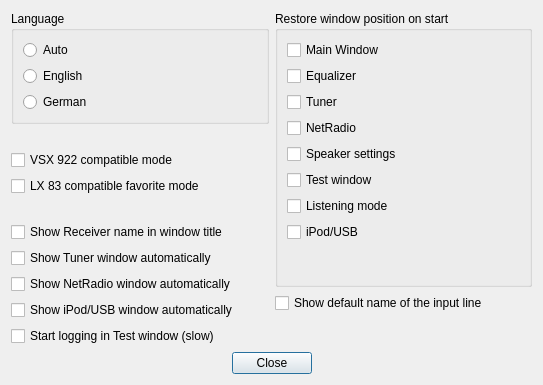
AceOfSnakes/AvrPioRemote, file settingsdialog.ui: the form before one commit.
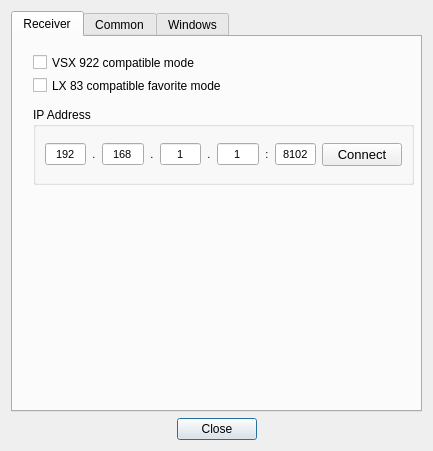
The form after the commit.

Diff of the .ui file:
```diff
--- a/settingsdialog.ui
+++ b/settingsdialog.ui
@@ -6,18 +6,330 @@
    <rect>
     <x>0</x>
     <y>0</y>
-    <width>543</width>
-    <height>365</height>
+    <width>433</width>
+    <height>451</height>
    </rect>
   </property>
   <property name="windowTitle">
    <string>Dialog</string>
   </property>
-  <layout class="QVBoxLayout" name="verticalLayout_5">
+  <layout class="QVBoxLayout" name="verticalLayout_2">
    <item>
-    <layout class="QHBoxLayout" name="horizontalLayout_2">
-     <item>
-      <layout class="QVBoxLayout" name="verticalLayout_2">
+    <widget class="QTabWidget" name="tabWidget">
+     <property name="sizePolicy">
+      <sizepolicy hsizetype="Minimum" vsizetype="Expanding">
+       <horstretch>0</horstretch>
+       <verstretch>0</verstretch>
+      </sizepolicy>
+     </property>
+     <property name="currentIndex">
+      <number>0</number>
+     </property>
+     <widget class="QWidget" name="tab_3">
+      <attribute name="title">
+       <string>Receiver</string>
+      </attribute>
+      <widget class="QCheckBox" name="FavoriteLX83CompatibilityModeCheckBox">
+       <property name="geometry">
+        <rect>
+         <x>20</x>
+         <y>40</y>
+         <width>257</width>
+         <height>17</height>
+        </rect>
+       </property>
+       <property name="layoutDirection">
+        <enum>Qt::LeftToRight</enum>
+       </property>
+       <property name="text">
+        <string>LX 83 compatible favorite mode</string>
+       </property>
+      </widget>
+      <widget class="QCheckBox" name="TunerVSX922CompatibilityModeCheckBox">
+       <property name="geometry">
+        <rect>
+         <x>20</x>
+         <y>17</y>
+         <width>257</width>
+         <height>17</height>
+        </rect>
+       </property>
+       <property name="layoutDirection">
+        <enum>Qt::LeftToRight</enum>
+       </property>
+       <property name="text">
+        <string>VSX 922 compatible mode</string>
+       </property>
+      </widget>
+      <widget class="QGroupBox" name="groupBox_3">
+       <property name="geometry">
+        <rect>
+         <x>20</x>
+         <y>70</y>
+         <width>381</width>
+         <height>78</height>
+        </rect>
+       </property>
+       <property name="sizePolicy">
+        <sizepolicy hsizetype="Ignored" vsizetype="Preferred">
+         <horstretch>0</horstretch>
+         <verstretch>0</verstretch>
+        </sizepolicy>
+       </property>
+       <property name="title">
+        <string>IP Address</string>
+       </property>
+       <layout class="QHBoxLayout" name="horizontalLayout_2">
+        <item>
+         <widget class="QLineEdit" name="lineEditIP1">
+          <property name="minimumSize">
+           <size>
+            <width>41</width>
+            <height>0</height>
+           </size>
+          </property>
+          <property name="font">
+           <font>
+            <pointsize>8</pointsize>
+           </font>
+          </property>
+          <property name="inputMask">
+           <string/>
+          </property>
+          <property name="text">
+           <string>192</string>
+          </property>
+          <property name="maxLength">
+           <number>3</number>
+          </property>
+          <property name="alignment">
+           <set>Qt::AlignCenter</set>
+          </property>
+          <property name="placeholderText">
+           <string>192</string>
+          </property>
+         </widget>
+        </item>
+        <item>
+         <widget class="QLabel" name="label_27">
+          <property name="font">
+           <font>
+            <pointsize>8</pointsize>
+           </font>
+          </property>
+          <property name="text">
+           <string>.</string>
+          </property>
+          <property name="textFormat">
+           <enum>Qt::PlainText</enum>
+          </property>
+          <property name="alignment">
+           <set>Qt::AlignCenter</set>
+          </property>
+         </widget>
+        </item>
+        <item>
+         <widget class="QLineEdit" name="lineEditIP2">
+          <property name="minimumSize">
+           <size>
+            <width>41</width>
+            <height>0</height>
+           </size>
+          </property>
+          <property name="font">
+           <font>
+            <pointsize>8</pointsize>
+           </font>
+          </property>
+          <property name="inputMask">
+           <string/>
+          </property>
+          <property name="text">
+           <string>168</string>
+          </property>
+          <property name="maxLength">
+           <number>3</number>
+          </property>
+          <property name="alignment">
+           <set>Qt::AlignCenter</set>
+          </property>
+          <property name="placeholderText">
+           <string>168</string>
+          </property>
+         </widget>
+        </item>
+        <item>
+         <widget class="QLabel" name="label_28">
+          <property name="font">
+           <font>
+            <pointsize>8</pointsize>
+           </font>
+          </property>
+          <property name="text">
+           <string>.</string>
+          </property>
+          <property name="textFormat">
+           <enum>Qt::PlainText</enum>
+          </property>
+          <property name="alignment">
+           <set>Qt::AlignCenter</set>
+          </property>
+         </widget>
+        </item>
+        <item>
+         <widget class="QLineEdit" name="lineEditIP3">
+          <property name="minimumSize">
+           <size>
+            <width>41</width>
+            <height>0</height>
+           </size>
+          </property>
+          <property name="font">
+           <font>
+            <pointsize>8</pointsize>
+           </font>
+          </property>
+          <property name="inputMask">
+           <string/>
+          </property>
+          <property name="text">
+           <string>1</string>
+          </property>
+          <property name="maxLength">
+           <number>3</number>
+          </property>
+          <property name="alignment">
+           <set>Qt::AlignCenter</set>
+          </property>
+          <property name="placeholderText">
+           <string>1</string>
+          </property>
+         </widget>
+        </item>
+        <item>
+         <widget class="QLabel" name="label_29">
+          <property name="font">
+           <font>
+            <pointsize>8</pointsize>
+           </font>
+          </property>
+          <property name="text">
+           <string>.</string>
+          </property>
+          <property name="textFormat">
+           <enum>Qt::PlainText</enum>
+          </property>
+          <property name="alignment">
+           <set>Qt::AlignCenter</set>
+          </property>
+         </widget>
+        </item>
+        <item>
+         <widget class="QLineEdit" name="lineEditIP4">
+          <property name="minimumSize">
+           <size>
+            <width>41</width>
+            <height>0</height>
+           </size>
+          </property>
+          <property name="font">
+           <font>
+            <pointsize>8</pointsize>
+           </font>
+          </property>
+          <property name="inputMask">
+           <string/>
+          </property>
+          <property name="text">
+           <string>1</string>
+          </property>
+          <property name="maxLength">
+           <number>3</number>
+          </property>
+          <property name="alignment">
+           <set>Qt::AlignCenter</set>
+          </property>
+          <property name="placeholderText">
+           <string>1</string>
+          </property>
+         </widget>
+        </item>
+        <item>
+         <widget class="QLabel" name="label_30">
+          <property name="font">
+           <font>
+            <pointsize>8</pointsize>
+           </font>
+          </property>
+          <property name="text">
+           <string>:</string>
+          </property>
+          <property name="textFormat">
+           <enum>Qt::PlainText</enum>
+          </property>
+          <property name="alignment">
+           <set>Qt::AlignCenter</set>
+          </property>
+         </widget>
+        </item>
+        <item>
+         <widget class="QLineEdit" name="lineEditIPPort">
+          <property name="minimumSize">
+           <size>
+            <width>41</width>
+            <height>0</height>
+           </size>
+          </property>
+          <property name="font">
+           <font>
+            <pointsize>8</pointsize>
+           </font>
+          </property>
+          <property name="inputMask">
+           <string/>
+          </property>
+          <property name="text">
+           <string>8102</string>
+          </property>
+          <property name="maxLength">
+           <number>5</number>
+          </property>
+          <property name="alignment">
+           <set>Qt::AlignCenter</set>
+          </property>
+          <property name="placeholderText">
+           <string>8102</string>
+          </property>
+         </widget>
+        </item>
+        <item>
+         <widget class="QPushButton" name="pushButtonConnect">
+          <property name="font">
+           <font>
+            <pointsize>10</pointsize>
+            <weight>50</weight>
+            <bold>false</bold>
+           </font>
+          </property>
+          <property name="text">
+           <string>Connect</string>
+          </property>
+          <property name="checkable">
+           <bool>true</bool>
+          </property>
+          <property name="autoDefault">
+           <bool>false</bool>
+          </property>
+         </widget>
+        </item>
+       </layout>
+      </widget>
+     </widget>
+     <widget class="QWidget" name="tab_6">
+      <attribute name="title">
+       <string>Common</string>
+      </attribute>
+      <layout class="QVBoxLayout" name="verticalLayout_5">
        <item>
         <widget class="QGroupBox" name="groupBox_2">
          <property name="title">
@@ -48,40 +360,6 @@
          </layout>
         </widget>
        </item>
-       <item>
-        <widget class="QLabel" name="label_3">
-         <property name="text">
-          <string/>
-         </property>
-        </widget>
-       </item>
-       <item>
-        <widget class="QCheckBox" name="TunerVSX922CompatibilityModeCheckBox">
-         <property name="layoutDirection">
-          <enum>Qt::LeftToRight</enum>
-         </property>
-         <property name="text">
-          <string>VSX 922 compatible mode</string>
-         </property>
-        </widget>
-       </item>
-       <item>
-        <widget class="QCheckBox" name="FavoriteLX83CompatibilityModeCheckBox">
-         <property name="layoutDirection">
-          <enum>Qt::LeftToRight</enum>
-         </property>
-         <property name="text">
-          <string>LX 83 compatible favorite mode</string>
-         </property>
-        </widget>
-       </item>
-       <item>
-        <widget class="QLabel" name="label_2">
-         <property name="text">
-          <string/>
-         </property>
-        </widget>
-       </item>
        <item>
         <widget class="QCheckBox" name="ShowReceiverNameInTitleCheckBox">
          <property name="text">
@@ -90,39 +368,12 @@
         </widget>
        </item>
        <item>
-        <widget class="QCheckBox" name="ShowTunerCheckBox">
+        <widget class="QCheckBox" name="ShowDefaultInputNameCheckBox">
          <property name="text">
           <string>Show Tuner window automatically</string>
          </property>
         </widget>
        </item>
-       <item>
-        <widget class="QCheckBox" name="ShowNetRadioCheckBox">
-         <property name="text">
-          <string>Show NetRadio window automatically</string>
-         </property>
-        </widget>
-       </item>
-       <item>
-        <widget class="QCheckBox" name="ShowUSBCheckBox">
-         <property name="text">
-          <string>Show iPod/USB window automatically</string>
-         </property>
-        </widget>
-       </item>
-       <item>
-        <spacer name="verticalSpacer_3">
-         <property name="orientation">
-          <enum>Qt::Vertical</enum>
-         </property>
-         <property name="sizeHint" stdset="0">
-          <size>
-           <width>20</width>
-           <height>40</height>
-          </size>
-         </property>
-        </spacer>
-       </item>
        <item>
         <widget class="QCheckBox" name="StartLoggingInTestWindowCheckBox">
          <property name="text">
@@ -131,22 +382,25 @@
         </widget>
        </item>
        <item>
-        <spacer name="verticalSpacer_2">
+        <spacer name="verticalSpacer_3">
          <property name="orientation">
           <enum>Qt::Vertical</enum>
          </property>
          <property name="sizeHint" stdset="0">
           <size>
-           <width>20</width>
-           <height>40</height>
+           <width>254</width>
+           <height>184</height>
           </size>
          </property>
         </spacer>
        </item>
       </layout>
-     </item>
-     <item>
-      <layout class="QVBoxLayout" name="verticalLayout_4">
+     </widget>
+     <widget class="QWidget" name="tab_4">
+      <attribute name="title">
+       <string>Windows</string>
+      </attribute>
+      <layout class="QVBoxLayout" name="verticalLayout_6">
        <item>
         <widget class="QGroupBox" name="groupBox">
          <property name="title">
@@ -226,28 +480,47 @@
         </widget>
        </item>
        <item>
-        <widget class="QCheckBox" name="ShowDefaultInputNameCheckBox">
+        <widget class="QCheckBox" name="ShowTunerCheckBox">
          <property name="text">
           <string>Show default name of the input line</string>
          </property>
         </widget>
        </item>
        <item>
-        <spacer name="verticalSpacer_4">
+        <widget class="QCheckBox" name="ShowNetRadioCheckBox">
+         <property name="text">
+          <string>Show NetRadio window automatically</string>
+         </property>
+        </widget>
+       </item>
+       <item>
+        <widget class="QCheckBox" name="ShowUSBCheckBox">
+         <property name="text">
+          <string>Show iPod/USB window automatically</string>
+         </property>
+        </widget>
+       </item>
+       <item>
+        <spacer name="verticalSpacer_2">
          <property name="orientation">
           <enum>Qt::Vertical</enum>
          </property>
          <property name="sizeHint" stdset="0">
           <size>
            <width>20</width>
-           <height>40</height>
+           <height>20</height>
           </size>
          </property>
         </spacer>
        </item>
       </layout>
-     </item>
-    </layout>
+      <zorder>groupBox</zorder>
+      <zorder>ShowUSBCheckBox</zorder>
+      <zorder>ShowNetRadioCheckBox</zorder>
+      <zorder>ShowTunerCheckBox</zorder>
+      <zorder>verticalSpacer_2</zorder>
+     </widget>
+    </widget>
    </item>
    <item>
     <layout class="QHBoxLayout" name="horizontalLayout">
```
Left out of the diff: 11 changed lines with no effect on the pictures.
